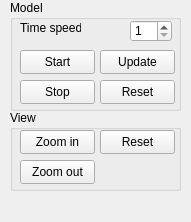
The window that ui/MainWindow.ui (folterj/AgentSim) describes before a commit, drawn with Qt 5.
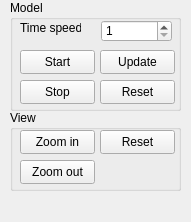
The same window after the commit.

```diff
--- a/ui/MainWindow.ui
+++ b/ui/MainWindow.ui
@@ -99,9 +99,9 @@
     <widget class="QSpinBox" name="spinBox_time_speed">
      <property name="geometry">
       <rect>
-       <x>120</x>
+       <x>91</x>
        <y>20</y>
-       <width>42</width>
+       <width>71</width>
        <height>22</height>
       </rect>
      </property>
```
